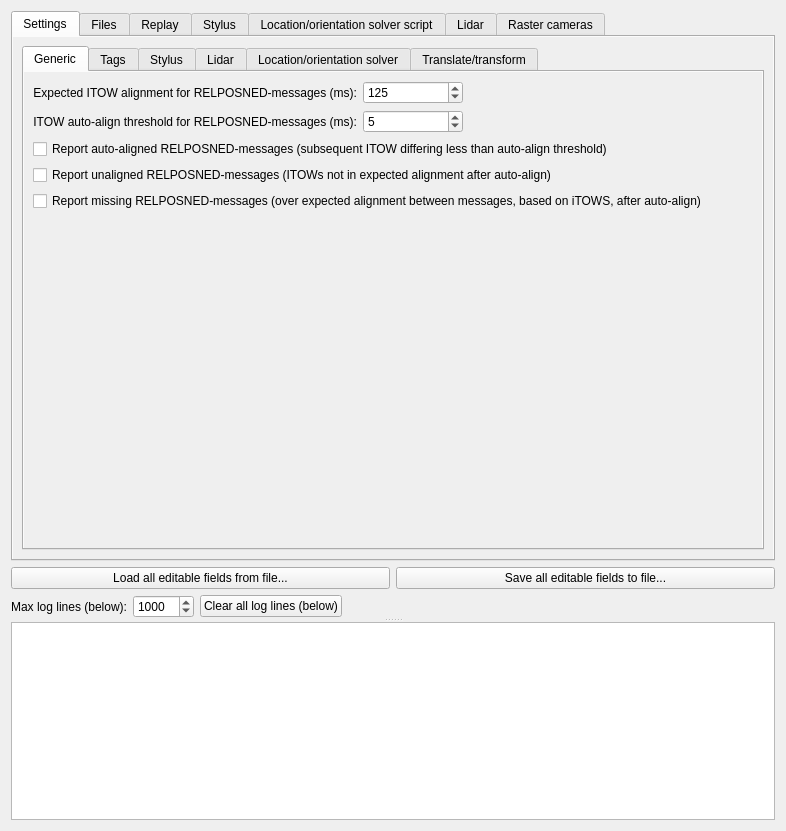
First picture: the form in PostProcessing/postprocessingform.ui, repository GNSS-Stylist/GNSS-Stylus, before the edit.
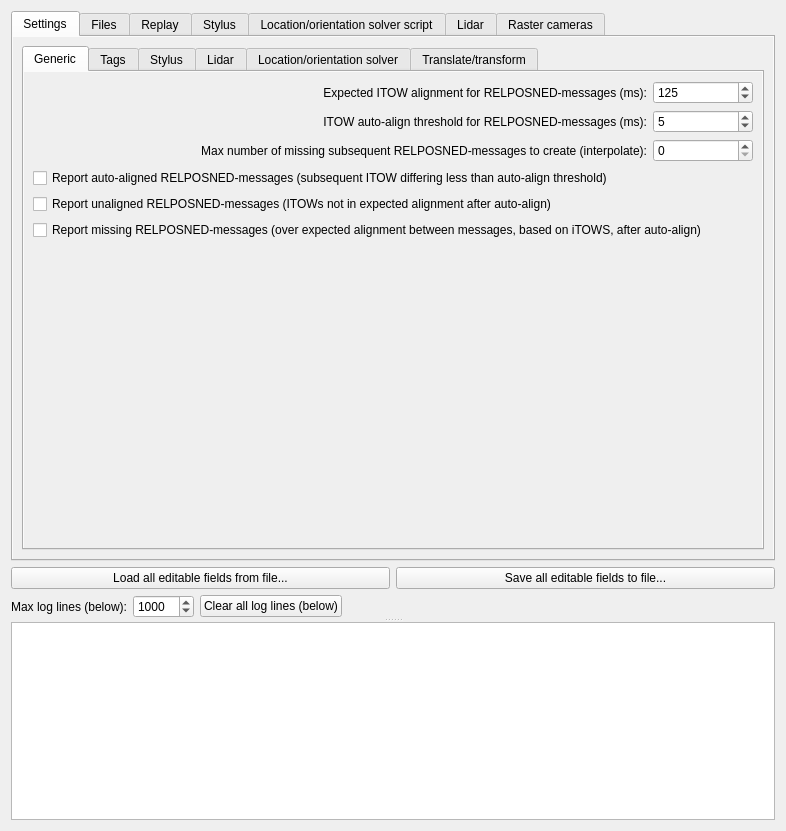
Second picture: the form after the edit. The open tabs and pages were chosen to show the change.

Commit message:
Add creation of missing RELPOSNED-messages
Created by interpolating (coords and also other fields as there was a
function already for that).

Patch:
```diff
--- a/PostProcessing/postprocessingform.ui
+++ b/PostProcessing/postprocessingform.ui
@@ -96,10 +96,7 @@
               </attribute>
               <layout class="QVBoxLayout" name="verticalLayout_17">
                <item>
-                <layout class="QFormLayout" name="formLayout_ITOWAlignment">
-                 <property name="labelAlignment">
-                  <set>Qt::AlignRight|Qt::AlignTrailing|Qt::AlignVCenter</set>
-                 </property>
+                <layout class="QGridLayout" name="gridLayout_8">
                  <item row="0" column="0">
                   <widget class="QLabel" name="label_ExpectedITOWAlignment">
                    <property name="text">
@@ -164,6 +161,38 @@
                    </property>
                   </widget>
                  </item>
+                 <item row="2" column="0">
+                  <widget class="QLabel" name="label_MissingITOWInterpolationMaxCount">
+                   <property name="text">
+                    <string>Max number of missing subsequent RELPOSNED-messages to create (interpolate):</string>
+                   </property>
+                   <property name="alignment">
+                    <set>Qt::AlignRight|Qt::AlignTrailing|Qt::AlignVCenter</set>
+                   </property>
+                  </widget>
+                 </item>
+                 <item row="2" column="1">
+                  <widget class="QSpinBox" name="spinBox_MissingITOWInterpolationMaxCount">
+                   <property name="maximumSize">
+                    <size>
+                     <width>100</width>
+                     <height>16777215</height>
+                    </size>
+                   </property>
+                   <property name="toolTip">
+                    <string>&lt;html&gt;&lt;head/&gt;&lt;body&gt;&lt;p&gt;How much can iTOW differ from expected nearest aligned value to &amp;quot;snap&amp;quot; to it. Default: 5&lt;/p&gt;&lt;/body&gt;&lt;/html&gt;</string>
+                   </property>
+                   <property name="minimum">
+                    <number>0</number>
+                   </property>
+                   <property name="maximum">
+                    <number>10</number>
+                   </property>
+                   <property name="value">
+                    <number>0</number>
+                   </property>
+                  </widget>
+                 </item>
                 </layout>
                </item>
                <item>
```
Left out of the diff: 6 changed lines with no effect on the pictures. The commit also changes 1 other file.
